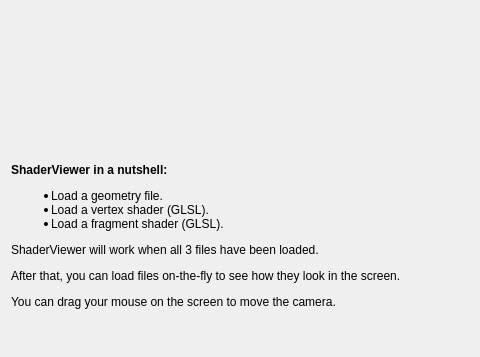
Old version of the form tutorial.ui in the repository gsanhueza/QShaderViewer; both pictures show x 0 to 480 and y 0 to 357 of the 900 by 500 pixel window.
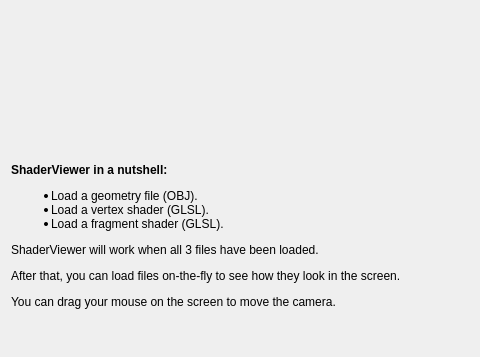
New version of the form.

The edit to the form file:
```diff
--- a/tutorial.ui
+++ b/tutorial.ui
@@ -18,7 +18,7 @@
    <item>
     <widget class="QLabel" name="instructions">
      <property name="text">
-      <string>&lt;html&gt;&lt;head/&gt;&lt;body&gt;&lt;p&gt;&lt;span style=&quot; font-weight:600;&quot;&gt;ShaderViewer in a nutshell:&lt;/span&gt;&lt;/p&gt;&lt;ul style=&quot;margin-top: 0px; margin-bottom: 0px; margin-left: 0px; margin-right: 0px; -qt-list-indent: 1;&quot;&gt;&lt;li style=&quot; margin-top:12px; margin-bottom:0px; margin-left:0px; margin-right:0px; -qt-block-indent:0; text-indent:0px;&quot;&gt;Load a geometry file. &lt;/li&gt;&lt;li style=&quot; margin-top:0px; margin-bottom:0px; margin-left:0px; margin-right:0px; -qt-block-indent:0; text-indent:0px;&quot;&gt;Load a vertex shader (GLSL).&lt;/li&gt;&lt;li style=&quot; margin-top:0px; margin-bottom:12px; margin-left:0px; margin-right:0px; -qt-block-indent:0; text-indent:0px;&quot;&gt;Load a fragment shader (GLSL).&lt;/li&gt;&lt;/ul&gt;&lt;p&gt;ShaderViewer will work when all 3 files have been loaded.&lt;/p&gt;&lt;p&gt;After that, you can load files on-the-fly to see how they look in the screen.&lt;/p&gt;&lt;p&gt;You can drag your mouse on the screen to move the camera.&lt;/p&gt;&lt;/body&gt;&lt;/html&gt;</string>
+      <string>&lt;html&gt;&lt;head/&gt;&lt;body&gt;&lt;p&gt;&lt;span style=&quot; font-weight:600;&quot;&gt;ShaderViewer in a nutshell:&lt;/span&gt;&lt;/p&gt;&lt;ul style=&quot;margin-top: 0px; margin-bottom: 0px; margin-left: 0px; margin-right: 0px; -qt-list-indent: 1;&quot;&gt;&lt;li style=&quot; margin-top:12px; margin-bottom:0px; margin-left:0px; margin-right:0px; -qt-block-indent:0; text-indent:0px;&quot;&gt;Load a geometry file (OBJ). &lt;/li&gt;&lt;li style=&quot; margin-top:0px; margin-bottom:0px; margin-left:0px; margin-right:0px; -qt-block-indent:0; text-indent:0px;&quot;&gt;Load a vertex shader (GLSL).&lt;/li&gt;&lt;li style=&quot; margin-top:0px; margin-bottom:12px; margin-left:0px; margin-right:0px; -qt-block-indent:0; text-indent:0px;&quot;&gt;Load a fragment shader (GLSL).&lt;/li&gt;&lt;/ul&gt;&lt;p&gt;ShaderViewer will work when all 3 files have been loaded.&lt;/p&gt;&lt;p&gt;After that, you can load files on-the-fly to see how they look in the screen.&lt;/p&gt;&lt;p&gt;You can drag your mouse on the screen to move the camera.&lt;/p&gt;&lt;/body&gt;&lt;/html&gt;</string>
      </property>
     </widget>
    </item>
```
